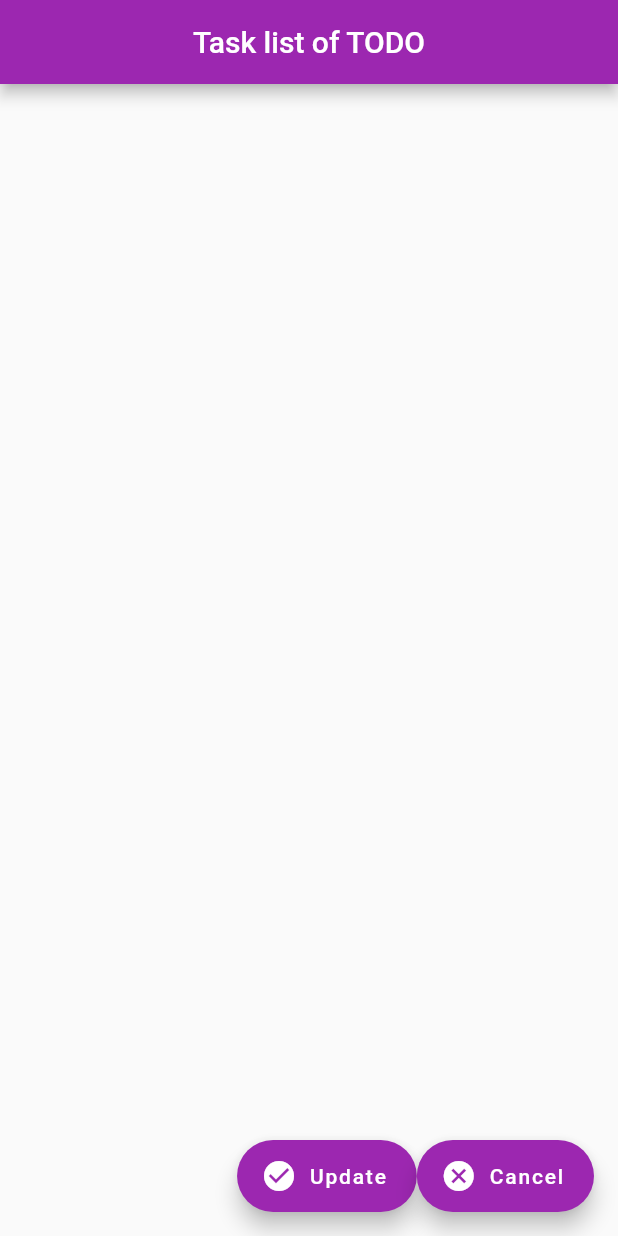
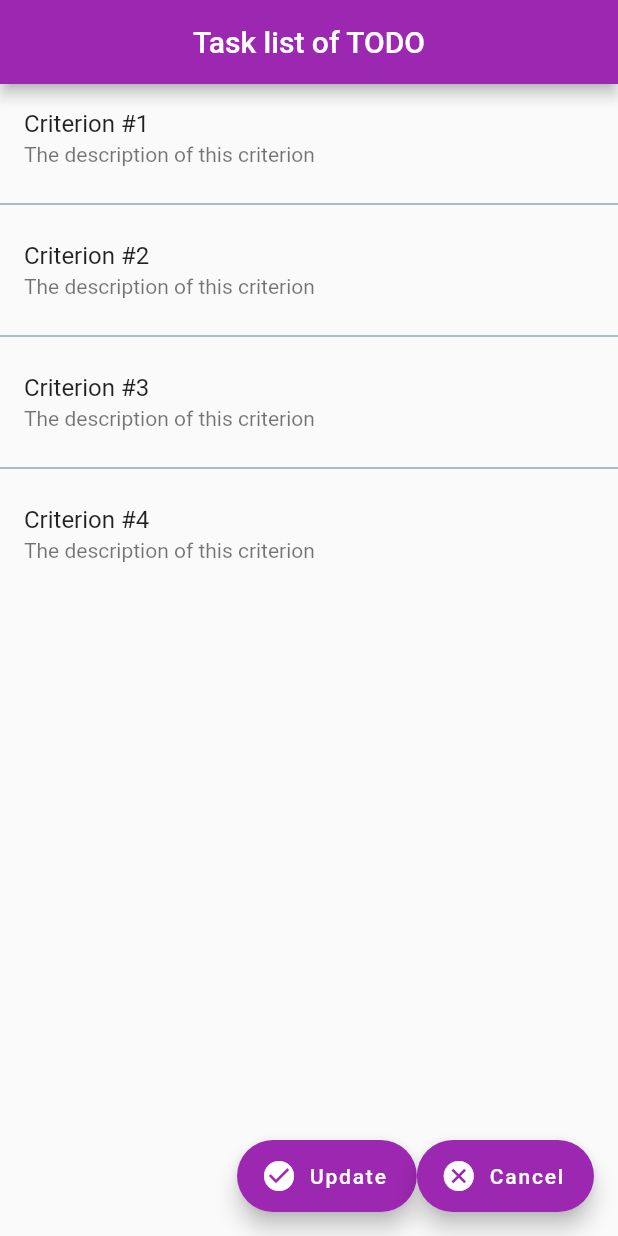
Before and after one commit to farra1140/Exercise2, a Flutter app: the TaskListScreen screen opened directly, on a phone screen of 412 x 824 dp. Run offline on Flutter 3.47's test engine with Material 2 defaults, Android fonts, the phone set to English and light mode, and no system bars; statements that could not run were skipped.

```diff
--- /dev/null
+++ b/lib/models/form.dart
@@ -0,0 +1,22 @@
+import 'todo.dart';
+
+class Criterion {
+  String title;
+  String description;
+
+  Criterion(this.title,this.description);
+
+
+
+
+}
+
+List<Criterion> criteria = [
+
+  Criterion('Proposal', 'p1'),
+  Criterion('Prototype', 'p2'),
+  Criterion('Specified Prototype', 'p3'),
+  Criterion('BackEnd', 'p4'),
+  Criterion('Summary', 'p5'),
+
+];
--- a/lib/models/task.dart
+++ b/lib/models/task.dart
@@ -4,6 +4,6 @@ class Task {
   String title;
   bool completed;
 
-  Task({this.title, this.completed = false});
+  Task( {this.title, this.completed = false});
   Task.copy(Task from) : this(title: from.title, completed: from.completed);
 }
--- a/lib/screens/tasks_screen.dart
+++ b/lib/screens/tasks_screen.dart
@@ -11,6 +11,17 @@ class _TaskListScreenState extends State<TaskListScreen> {
     return WillPopScope(
       onWillPop: () => Future.value(false),
       child: Scaffold(
+        body: ListView.separated(
+          itemBuilder: (context,index) => ListTile(
+            title:Text('Criterion #${index +1}'),
+            subtitle: Text('The description of this criterion'),
+
+
+          ),
+          separatorBuilder: (context,index) => Divider(
+            color:Colors.blueGrey,
+          ),
+          itemCount: 4),
         appBar: AppBar(
           leading: Container(),
           title: Text('Task list of TODO'),
```
Also changed, not shown: lib/models/mock_todos.dart (+33 -0 lines), lib/models/todo.dart (+6 -2 lines), lib/screens/todos_screen.dart (+26 -2 lines).
